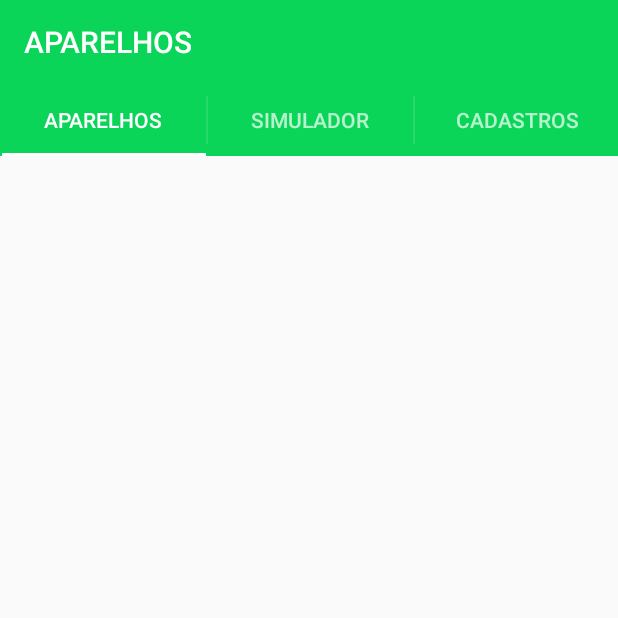
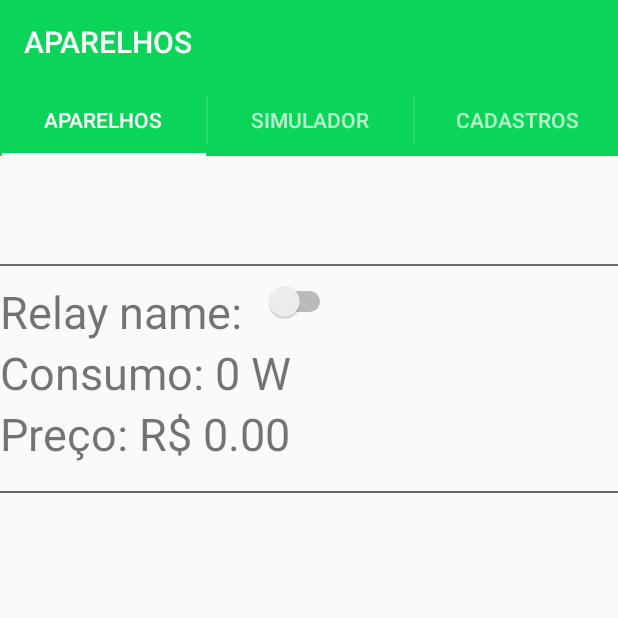
Before and after one commit to forgefiremaster/ECOntroller2, an Android app: the FragmentTab1 screen opened directly, with no data from a screen before it, tab 2 chosen, on a phone screen of 412 x 824 dp, the top half of it. Run offline under Robolectric (Android 15) with nearby library versions, the phone set to English and light mode, and no system bars; libraries missing offline, so code that uses them is left out: com.github.mikephil.charting; 32 statements that could not run were skipped.

Commit message:
alterando layouts

```diff
--- a/app/src/main/java/com/example/lucas/econtroller/MainActivity.java
+++ b/app/src/main/java/com/example/lucas/econtroller/MainActivity.java
@@ -51,6 +51,9 @@ public class MainActivity extends AppCompatActivity {
             if (BA.isEnabled()) {
                 bluetoothEstaLigado = true;
                 mudaTextoECorDoSwitch();
+            }else{
+                bluetoothEstaLigado = false;
+                mudaTextoECorDoSwitch();
             }
 
             aSwitch.setOnClickListener(new View.OnClickListener() {
@@ -59,7 +62,6 @@ public class MainActivity extends AppCompatActivity {
                     on();
                 }
             });
-
             parear = (Button) findViewById(R.id.parear);
             parear.setOnClickListener(new View.OnClickListener() {
                 @Override
--- a/app/src/main/res/layout/activity_main.xml
+++ b/app/src/main/res/layout/activity_main.xml
@@ -99,7 +99,7 @@
     <ScrollView
         android:layout_width="match_parent"
         android:layout_height="match_parent"
-        android:background="@drawable/bluetooth1">
+        android:background="@drawable/wall_bluetooth">
 
         <LinearLayout
             android:layout_width="match_parent"
--- a/app/src/main/res/layout/fragment_tab1.xml
+++ b/app/src/main/res/layout/fragment_tab1.xml
@@ -1,9 +1,8 @@
 <?xml version="1.0" encoding="utf-8"?>
 <LinearLayout xmlns:android="http://schemas.android.com/apk/res/android"
-    xmlns:tools="http://schemas.android.com/tools"
     android:layout_width="match_parent"
     android:layout_height="match_parent"
-    android:orientation="horizontal"
+    android:orientation="vertical"
     >
     <TextView
         android:id="@+id/tabtextview"
@@ -17,5 +16,63 @@
         android:enabled="false"
         android:textStyle="bold"
         />
+    <View
+        android:background="@color/gray"
+        android:layout_width = "fill_parent"
+        android:layout_height="1dip"
+        android:layout_marginTop="18dp"
+        />
+    <LinearLayout
+        android:layout_width="match_parent"
+        android:layout_height="wrap_content"
+        android:orientation="vertical"
+        >
+        <LinearLayout
+            android:layout_width="wrap_content"
+            android:layout_height="wrap_content"
+            android:orientation="horizontal"
+            >
+            <TextView
+                android:layout_width="wrap_content"
+                android:layout_height="wrap_content"
+                android:layout_marginTop="10dp"
+                android:textSize="30dp"
+                android:text="Relay name:  "
+                />
+
+            <Switch
+                android:layout_marginTop="10dp"
+                android:layout_width="wrap_content"
+                android:layout_height="wrap_content"
+                android:textSize="30dp"
+                android:gravity="end|right" />
+        </LinearLayout>
+        <LinearLayout
+            android:layout_width="wrap_content"
+            android:layout_height="wrap_content"
+            android:orientation="vertical"
+            >
+            <TextView
+                android:layout_width="wrap_content"
+                android:layout_height="wrap_content"
+                android:text="Consumo: 0 W"
+                android:textSize="30dp"
+                />
+            <TextView
+                android:layout_width="wrap_content"
+                android:layout_height="wrap_content"
+                android:textSize="30dp"
+                android:text="Preço: R$ 0.00"
+                />
+        </LinearLayout>
+
+    </LinearLayout>
+    <View
+        android:background="@color/gray"
+        android:layout_width = "fill_parent"
+        android:layout_height="1dip"
+        android:layout_marginTop="18dp"
+        />
+
 
 </LinearLayout>
--- a/app/src/main/res/values/colors.xml
+++ b/app/src/main/res/values/colors.xml
@@ -7,7 +7,7 @@
     <color name="gray">#696969</color>
     <color name="gray2">#e6e6e6</color>
     <color name="white">#ffffff</color>
-    <color name="green">#0AD559</color>
+    <color name="green">#0ad559</color>
     <color name="grenn2">#1EC65A</color>
     <color name="green3">#348D58</color>
     <color name="amarelo">#F88C06</color>
```
Also changed, not shown: app/src/main/res/layout/splash_layout.xml (+22 -2 lines), app/src/main/res/drawable/wall_bluetooth.jpg (added).
